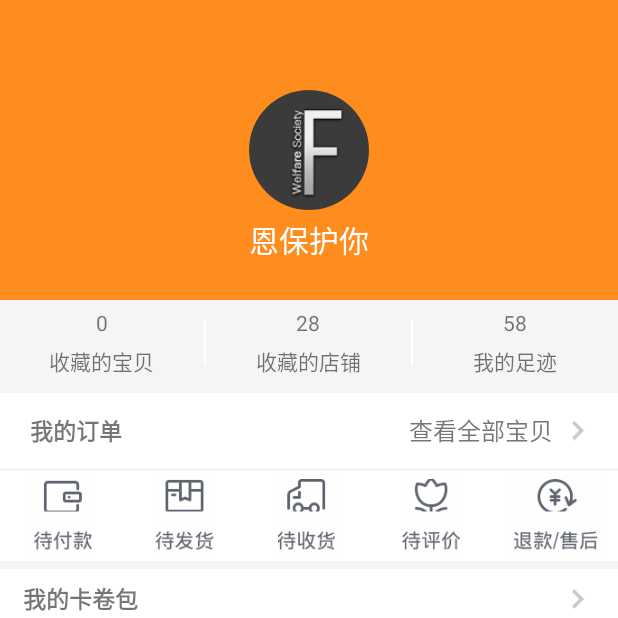
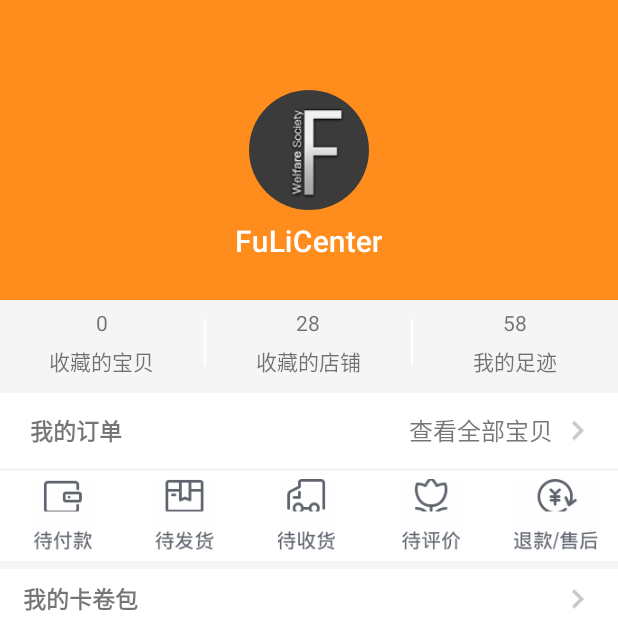
Before and after one commit to heroPool/FuluCenter201612, an Android app: the fragment Wo shown on its own in the app's theme, on a phone screen of 412 x 824 dp, the top half of it. Run offline under Robolectric (Android 15) with nearby library versions, the phone set to English and light mode, and no system bars; our stand-ins replace ButterKnife, CircleImageView; pictures from the network do not load; 9 statements that could not run were skipped.

Commit message:
bug解决

```diff
--- a/app/src/main/java/com/example/administrator/fulishe201612/fragments/Wo.java
+++ b/app/src/main/java/com/example/administrator/fulishe201612/fragments/Wo.java
@@ -1,17 +1,26 @@
 package com.example.administrator.fulishe201612.fragments;
 
+import android.content.Intent;
 import android.os.Bundle;
+import android.support.design.widget.AppBarLayout;
 import android.support.design.widget.CollapsingToolbarLayout;
 import android.support.v4.app.Fragment;
 import android.support.v7.app.AppCompatActivity;
 import android.support.v7.widget.Toolbar;
-import android.view.Gravity;
 import android.view.LayoutInflater;
 import android.view.View;
 import android.view.ViewGroup;
-import android.view.WindowManager;
+import android.widget.ImageView;
+import android.widget.LinearLayout;
+import android.widget.RelativeLayout;
+import android.widget.TextView;
 
 import com.example.administrator.fulishe201612.R;
+import com.example.administrator.fulishe201612.application.FuLiCenterApplication;
+import com.example.administrator.fulishe201612.model.bean.User;
+import com.example.administrator.fulishe201612.model.utils.ImageLoader;
+import com.example.administrator.fulishe201612.ui.activity.CircleImageView;
+import com.example.administrator.fulishe201612.ui.activity.LoginActivity;
 
 import butterknife.BindView;
 import butterknife.ButterKnife;
@@ -24,6 +33,34 @@ public class Wo extends Fragment {
     Toolbar toolbarPersion;
     @BindView(R.id.collapsing_toolbar)
     CollapsingToolbarLayout collapsingToolbar;
+    @BindView(R.id.image_avatar)
+    CircleImageView imageAvatar;
+    @BindView(R.id.layoutImage)
+    RelativeLayout layoutImage;
+    @BindView(R.id.appBar)
+    AppBarLayout appBar;
+    @BindView(R.id.text_shoucangbaobei_num)
+    TextView textShoucangbaobeiNum;
+    @BindView(R.id.layout_center_collect)
+    LinearLayout layoutCenterCollect;
+    @BindView(R.id.text_shoucangdianpu)
+    TextView textShoucangdianpu;
+    @BindView(R.id.text_zuji)
+    TextView textZuji;
+    @BindView(R.id.image_insert)
+    ImageView imageInsert;
+    @BindView(R.id.layout_myorder)
+    RelativeLayout layoutMyorder;
+    @BindView(R.id.image_daifukuan)
+    ImageView imageDaifukuan;
+    @BindView(R.id.image_daifahuo)
+    ImageView imageDaifahuo;
+    @BindView(R.id.image_daishouhuo)
+    ImageView imageDaishouhuo;
+    @BindView(R.id.image_daipingjia)
+    ImageView imageDaipingjia;
+    @BindView(R.id.image_fukuanshouhou)
+    ImageView imageFukuanshouhou;
 
     public Toolbar getToolbarPersion() {
         return toolbarPersion;
@@ -45,8 +82,21 @@ public class Wo extends Fragment {
         return view;
     }
 
+    User user;
+
     private void initView(View view) {
+        user = FuLiCenterApplication.getUser();
+        if (user == null) {
+            startActivity(new Intent(getActivity(), LoginActivity.class));
 
+        } else {
+            showInfo();
+        }
+    }
+
+    private void showInfo() {
+        toolbarPersion.setTitle(user.getMuserNick());
+        ImageLoader.downloadImg(getContext(), imageAvatar, user.getAvatar());
     }
 
 
--- a/app/src/main/res/layout/activity_boutique_and_list.xml
+++ b/app/src/main/res/layout/activity_boutique_and_list.xml
@@ -33,7 +33,8 @@
             android:onClick="onClick"
             android:text="分类"
             android:textColor="#fff"
-            android:textSize="18sp" />
+            android:textSize="18sp"
+            android:visibility="gone" />
 
         <TextView
             android:id="@+id/textTitle"
@@ -60,7 +61,8 @@
         android:id="@+id/layout_Sort"
         android:layout_width="match_parent"
         android:layout_height="wrap_content"
-        android:orientation="horizontal">
+        android:orientation="horizontal"
+        android:visibility="gone">
 
         <Button
             android:id="@+id/priceSort"
--- a/app/src/main/res/layout/fragment_jingxuan.xml
+++ b/app/src/main/res/layout/fragment_jingxuan.xml
@@ -19,10 +19,12 @@
             android:text="玩命加载中..."
             android:textSize="15sp"
             android:visibility="gone" />
+
         <TextView
 
             android:layout_width="match_parent"
             android:layout_height="2dp" />
+
         <android.support.v7.widget.RecyclerView
             android:id="@+id/recyclerView"
 
--- a/app/src/main/res/layout/fragment_wo.xml
+++ b/app/src/main/res/layout/fragment_wo.xml
@@ -6,57 +6,6 @@
     android:layout_height="match_parent"
     android:fitsSystemWindows="true"
     tools:context=".ui.activity.MainActivity">
-
-    <android.support.design.widget.AppBarLayout
-        android:id="@+id/appBar"
-        android:layout_width="match_parent"
-        android:layout_height="200dp"
-
-        android:fitsSystemWindows="true">
-
-        <android.support.design.widget.CollapsingToolbarLayout
-            android:id="@+id/collapsing_toolbar"
-            android:layout_width="match_parent"
-            android:layout_height="match_parent"
-
-            android:fitsSystemWindows="true"
-            android:theme="@style/ThemeOverlay.AppCompat.Dark.ActionBar"
-            app:collapsedTitleTextAppearance="@style/TextAppearance.AppCompat.Title"
-            app:contentScrim="?attr/colorPrimary"
-            app:expandedTitleGravity="center_horizontal|bottom"
-            app:expandedTitleTextAppearance="@style/TextAppearance.AppCompat.Title"
-            app:layout_scrollFlags="scroll|exitUntilCollapsed">
-
-            <RelativeLayout
-                android:id="@+id/layoutImage"
-                android:layout_width="match_parent"
-                android:layout_height="match_parent"
-                android:background="#ff8d1e"
-                android:fitsSystemWindows="true"
-                app:layout_collapseMode="parallax"
-                app:layout_collapseParallaxMultiplier="0.5">
-
-                <com.example.administrator.fulishe201612.ui.activity.CircleImageView
-                    android:layout_width="80dp"
-                    android:layout_height="80dp"
-                    android:fitsSystemWindows="true"
-                    android:layout_centerInParent="true"
-                    android:layout_marginStart="30dp"
-                    android:src="@mipmap/logo_uidemo"
-                    app:civ_border_color="#ffffff"
-                    app:civ_border_width="2dp" />
-            </RelativeLayout>
-
-            <android.support.v7.widget.Toolbar
-                android:id="@+id/toolbar_persion"
-                android:layout_width="match_parent"
-                android:layout_height="?attr/actionBarSize"
-                app:layout_collapseMode="pin"
-                app:title="恩保护你" />
-
-
-        </android.support.design.widget.CollapsingToolbarLayout>
-    </android.support.design.widget.AppBarLayout>
 
     <android.support.v4.widget.NestedScrollView
         android:layout_width="match_parent"
@@ -83,7 +32,7 @@
                     android:orientation="vertical">
 
                     <TextView
-                        android:id="@+id/tv_collect_count"
+                        android:id="@+id/text_shoucangbaobei_num"
                         android:layout_width="wrap_content"
                         android:layout_height="wrap_content"
                         android:layout_gravity="center"
@@ -111,6 +60,7 @@
                     android:orientation="vertical">
 
                     <TextView
+                        android:id="@+id/text_shoucangdianpu"
                         android:layout_width="wrap_content"
                         android:layout_height="wrap_content"
                         android:layout_gravity="center"
@@ -138,6 +88,7 @@
                     android:orientation="vertical">
 
                     <TextView
+                        android:id="@+id/text_zuji"
                         android:layout_width="wrap_content"
                         android:layout_height="wrap_content"
                         android:layout_gravity="center"
@@ -204,6 +155,7 @@
                     android:orientation="horizontal">
 
                     <ImageView
+                        android:id="@+id/image_daifukuan"
                         android:layout_width="0dp"
                         android:layout_height="match_parent"
                         android:layout_weight="1"
@@ -211,6 +163,8 @@
                         android:src="@drawable/order_list1" />
 
                     <ImageView
+
+                        android:id="@+id/image_daifahuo"
                         android:layout_width="0dp"
                         android:layout_height="match_parent"
                         android:layout_weight="1"
@@ -218,6 +172,7 @@
                         android:src="@drawable/order_list2" />
 
                     <ImageView
+                        android:id="@+id/image_daishouhuo"
                         android:layout_width="0dp"
                         android:layout_height="match_parent"
                         android:layout_weight="1"
@@ -225,6 +180,7 @@
                         android:src="@drawable/order_list3" />
 
                     <ImageView
+                        android:id="@+id/image_daipingjia"
                         android:layout_width="0dp"
                         android:layout_height="match_parent"
                         android:layout_weight="1"
@@ -232,6 +188,7 @@
                         android:src="@drawable/order_list4" />
 
                     <ImageView
+                        android:id="@+id/image_fukuanshouhou"
                         android:layout_width="0dp"
                         android:layout_height="match_parent"
                         android:layout_weight="1"
@@ -393,4 +350,55 @@
         </LinearLayout>
     </android.support.v4.widget.NestedScrollView>
 
+    <android.support.design.widget.AppBarLayout
+        android:id="@+id/appBar"
+        android:layout_width="match_parent"
+        android:layout_height="200dp"
+
+        android:fitsSystemWindows="true">
+
+        <android.support.design.widget.CollapsingToolbarLayout
+            android:id="@+id/collapsing_toolbar"
+            android:layout_width="match_parent"
+            android:layout_height="match_parent"
+
+            android:fitsSystemWindows="true"
+            android:theme="@style/ThemeOverlay.AppCompat.Dark.ActionBar"
+            app:collapsedTitleTextAppearance="@style/TextAppearance.AppCompat.Title"
+            app:contentScrim="?attr/colorPrimary"
+            app:expandedTitleGravity="center_horizontal|bottom"
+            app:expandedTitleTextAppearance="@style/TextAppearance.AppCompat.Title"
+            app:layout_scrollFlags="scroll|exitUntilCollapsed">
+
+            <RelativeLayout
+                android:id="@+id/layoutImage"
+                android:layout_width="match_parent"
+                android:layout_height="match_parent"
+                android:background="#ff8d1e"
+                android:fitsSystemWindows="true"
+                app:layout_collapseMode="parallax"
+                app:layout_collapseParallaxMultiplier="0.5">
+
+                <com.example.administrator.fulishe201612.ui.activity.CircleImageView
+                    android:id="@+id/image_avatar"
+                    android:layout_width="80dp"
+                    android:layout_height="80dp"
+                    android:layout_centerInParent="true"
+                    android:layout_marginStart="30dp"
+                    android:fitsSystemWindows="true"
+                    android:src="@mipmap/logo_uidemo"
+                    app:civ_border_color="#ffffff"
+                    app:civ_border_width="2dp" />
+            </RelativeLayout>
+
+            <android.support.v7.widget.Toolbar
+                android:id="@+id/toolbar_persion"
+                android:layout_width="match_parent"
+                android:layout_height="?attr/actionBarSize"
+                app:layout_collapseMode="pin" />
+
+
+        </android.support.design.widget.CollapsingToolbarLayout>
+    </android.support.design.widget.AppBarLayout>
+
 </android.support.design.widget.CoordinatorLayout>
--- a/app/src/main/res/layout/popu_window.xml
+++ b/app/src/main/res/layout/popu_window.xml
@@ -4,10 +4,12 @@
     android:layout_height="match_parent">
 
     <GridView
-
         android:id="@+id/popWindow_list"
         android:layout_width="match_parent"
-        android:layout_height="match_parent">
+
+        android:layout_height="match_parent"
+        android:horizontalSpacing="1dp"
+        android:verticalSpacing="1dp">
 
     </GridView>
 
--- a/app/src/main/res/layout/popular_item.xml
+++ b/app/src/main/res/layout/popular_item.xml
@@ -2,7 +2,7 @@
 <LinearLayout xmlns:android="http://schemas.android.com/apk/res/android"
     android:layout_width="match_parent"
     android:layout_height="60dp"
-    android:background="#f1f1f1"
+    android:background="#f9f9f9"
     android:orientation="horizontal">
 
     <View
```
Also changed, not shown: app/src/main/java/com/example/administrator/fulishe201612/model/bean/User.java (+10 -1 lines), app/src/main/java/com/example/administrator/fulishe201612/ui/activity/BoutiqueAndListActivity.java (+6 -5 lines).
